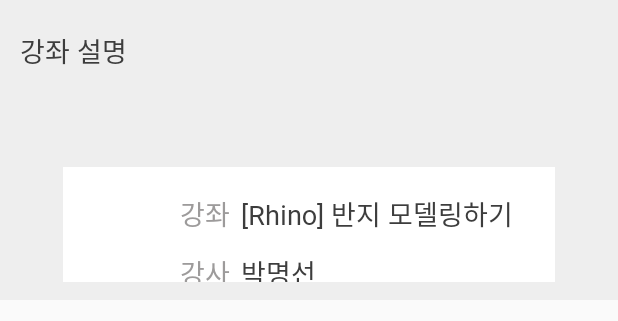
After one commit to CommanTeam/android, an Android app: the layout course_lecture_subsection_item.xml on its own in the app's theme, with its tools: preview values and no code run, on a phone screen of 412 x 824 dp. The commit adds this screen. Shown: the top 321 px of the screen. Run offline under Robolectric (Android 15) with nearby library versions, the phone set to English and light mode, and no system bars.

Commit message:
no message

```diff
--- a/Comman/app/src/main/res/layout/activity_card.xml
+++ b/Comman/app/src/main/res/layout/activity_card.xml
@@ -19,8 +19,9 @@
         <Button
             android:id="@+id/card_back_btn"
             android:layout_gravity="center_vertical"
-            android:layout_marginLeft="15dp"
+            android:layout_marginLeft="16dp"
             android:background="@drawable/title_back_btn"
+            android:backgroundTint="#ffffff"
             android:layout_width="11dp"
             android:layout_height="16dp"
             />
--- /dev/null
+++ b/Comman/app/src/main/res/layout/course_lecture_subsection_item.xml
@@ -0,0 +1,123 @@
+<?xml version="1.0" encoding="utf-8"?>
+<RelativeLayout
+    xmlns:android="http://schemas.android.com/apk/res/android"
+    android:layout_width="match_parent"
+    android:layout_height="200dp"
+    android:background="@color/backgroundColor">
+    <TextView
+        android:id="@+id/lecture_subsection_course_exp_tv"
+        android:layout_width="wrap_content"
+        android:layout_height="wrap_content"
+        android:text="강좌 설명"
+        android:textSize="18dp"
+        android:layout_marginLeft="13dp"
+        android:layout_marginTop="20dp"
+        android:layout_marginBottom="12dp"
+        android:fontFamily="@font/font_nanum_square_bold"
+        android:textColor="@color/mainTextColor"
+         />
+    <RelativeLayout
+        android:layout_width="328dp"
+        android:layout_height="138dp"
+        android:layout_below="@id/lecture_subsection_course_exp_tv"
+        android:layout_marginTop="52dp"
+        android:layout_marginBottom="12dp"
+        android:layout_centerHorizontal="true"
+        android:background="@color/white">
+        <ImageView
+            android:layout_width="52dp"
+            android:layout_height="52dp"
+            android:layout_marginTop="20dp"
+            android:layout_marginLeft="13dp"/>
+
+        <LinearLayout
+            android:id="@+id/lecture_subsection_course_name_tv"
+            android:layout_width="wrap_content"
+            android:layout_height="wrap_content"
+            android:orientation="horizontal"
+            android:layout_marginLeft="78dp"
+            android:layout_marginTop="17dp"
+            >
+        <TextView
+            android:layout_width="wrap_content"
+            android:layout_height="wrap_content"
+            android:text="강좌"
+            android:textSize="18sp"
+            android:textColor="@color/grayMainTextColor"
+            android:fontFamily="@font/nanum_square_bold"
+            />
+            <TextView
+                android:layout_width="wrap_content"
+                android:layout_height="wrap_content"
+                android:text="[Rhino] 반지 모델링하기"
+                android:textSize="18sp"
+                android:textColor="@color/mainTextColor"
+                android:fontFamily="@font/nanum_square_bold"
+                android:layout_marginLeft="7dp"
+                />
+        </LinearLayout>
+
+        <LinearLayout
+            android:id="@+id/lecture_subsection_instructor"
+            android:layout_width="wrap_content"
+            android:layout_height="wrap_content"
+            android:orientation="horizontal"
+            android:layout_marginLeft="78dp"
+            android:layout_marginTop="12dp"
+            android:layout_below="@+id/lecture_subsection_course_name_tv"
+            >
+            <TextView
+                android:layout_width="wrap_content"
+                android:layout_height="wrap_content"
+                android:text="강사"
+                android:textSize="18sp"
+                android:textColor="@color/grayMainTextColor"
+                android:fontFamily="@font/nanum_square_bold"
+                />
+            <TextView
+                android:layout_width="wrap_content"
+                android:layout_height="wrap_content"
+                android:text="박명선"
+                android:textSize="18sp"
+                android:textColor="@color/mainTextColor"
+                android:fontFamily="@font/nanum_square_bold"
+                android:layout_marginLeft="7dp"
+                />
+        </LinearLayout>
+        <LinearLayout
+            android:layout_width="328dp"
+            android:layout_height="wrap_content"
+            android:orientation="vertical">
+        <ImageView
+            android:id="@+id/lecture_subsection_bar"
+            android:layout_width="302dp"
+            android:layout_height="1dp"
+            android:background="@color/divideLineColor"
+            android:layout_marginTop="84dp"
+            android:layout_marginLeft="13dp"/>
+
+            <TextView
+                android:layout_width="wrap_content"
+                android:layout_height="wrap_content"
+                android:layout_marginLeft="13dp"
+                android:layout_marginRight="13dp"
+                android:layout_marginTop="10dp"
+                android:text="라이노 위주의 툴 수업이며..블라블라블라블블....."
+                android:textSize="15dp" />
+        <ImageView
+            android:id="@+id/lecture_subsection_bar2"
+            android:layout_width="match_parent"
+            android:layout_height="1dp"
+            android:layout_marginTop="2dp"
+            android:background="@color/divideLineColor"
+            />
+
+            <Button
+                android:layout_width="20dp"
+                android:layout_height="10dp"
+                android:layout_marginTop="5dp"
+                android:layout_marginLeft="155dp"
+                android:background="@drawable/additional_explanation_btn"/>
+        </LinearLayout>
+   </RelativeLayout>
+</RelativeLayout>
--- a/Comman/app/src/main/res/layout/fragment_card_second.xml
+++ b/Comman/app/src/main/res/layout/fragment_card_second.xml
@@ -22,7 +22,7 @@
         android:text="다음 강의로"
         android:fontFamily="@font/font_nanum_square_bold"
         android:textSize="20sp"
-        android:background="@color/primaryColor"
-        android:textColor="@color/backgroundColor"
+        android:background="@drawable/frag_quiz_submitbtn_bg"
+        android:textColor="#ffffff"
         android:layout_centerInParent="true"/>
 </RelativeLayout>
```
Also changed, not shown: Comman/app/src/main/res/layout/activity_lecture_subsection.xml (added, +51 -0 lines).
